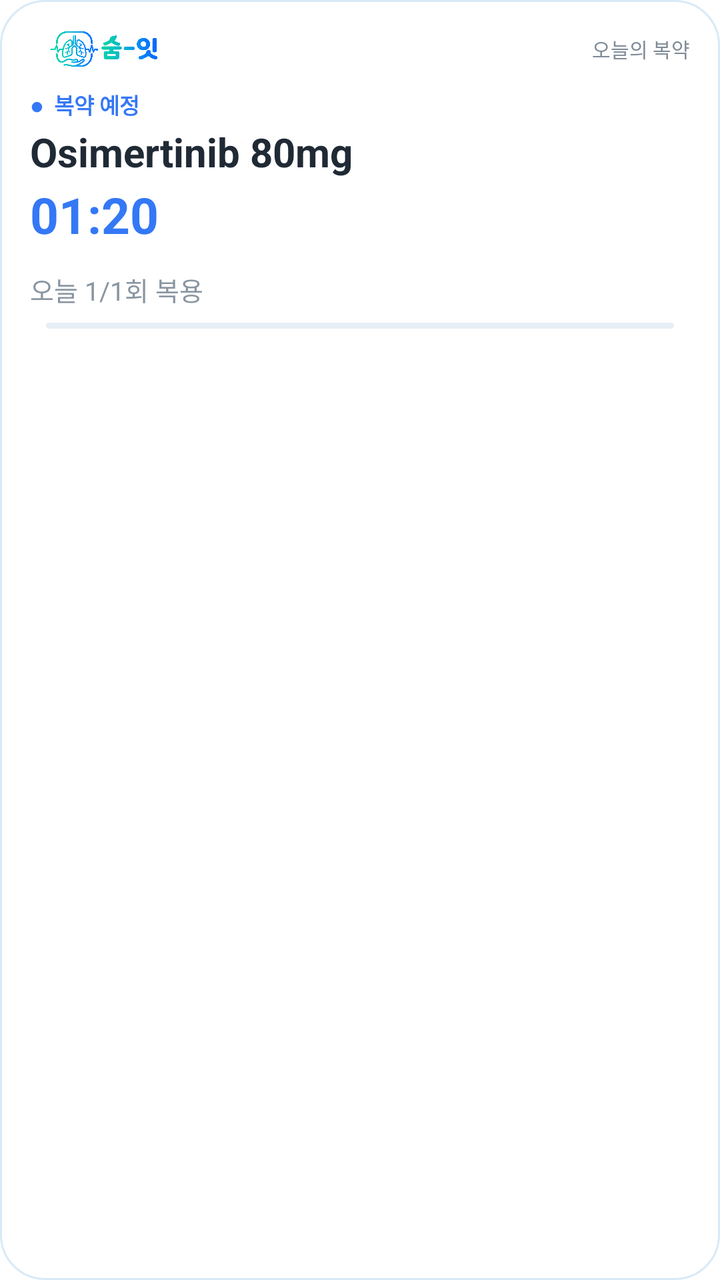
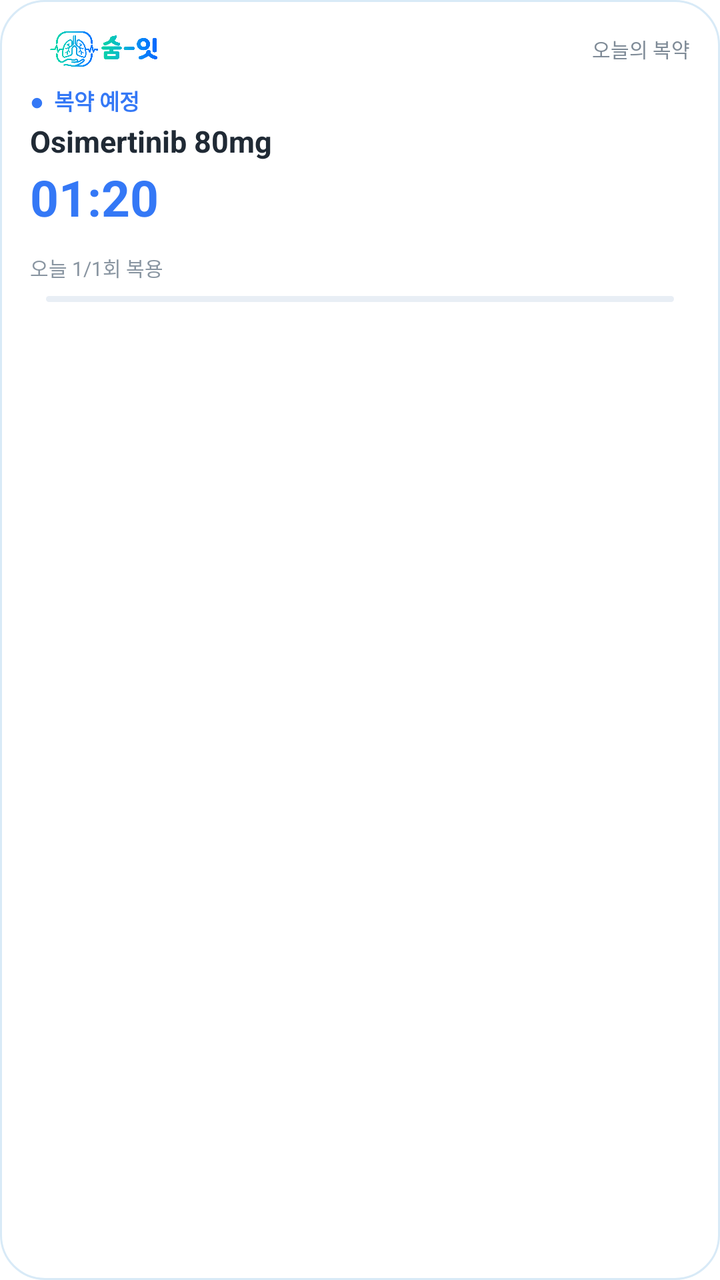

Compare the two renders of this Android layout. The source of the first and the diff that turns it into the second are given below.
<!-- AndroidManifest.xml: fallback theme Theme.MaterialComponents.DayNight.NoActionBar -->
<!-- res/layout/medication_widget.xml -->
<?xml version="1.0" encoding="utf-8"?>
<LinearLayout
    xmlns:android="http://schemas.android.com/apk/res/android"
    android:id="@+id/widgetRoot"
    android:layout_width="match_parent"
    android:layout_height="match_parent"
    android:orientation="vertical"
    android:paddingStart="15dp"
    android:paddingTop="12dp"
    android:paddingEnd="15dp"
    android:paddingBottom="10dp"
    android:background="@drawable/medication_widget_background">

    
    <LinearLayout
        android:layout_width="match_parent"
        android:layout_height="wrap_content"
        android:orientation="horizontal"
        android:gravity="center_vertical">

        <ImageView
            android:layout_width="78dp"
            android:layout_height="25dp"
            android:scaleType="fitStart"
            android:src="@drawable/soomit_widget_logo"
            android:contentDescription="숨-잇 로고" />

        <TextView
            android:layout_width="0dp"
            android:layout_height="1dp"
            android:layout_weight="1"
            android:text="" />

        <TextView
            android:layout_width="wrap_content"
            android:layout_height="wrap_content"
            android:text="오늘의 복약"
            android:textColor="#7F8B97"
            android:textSize="10sp" />

    </LinearLayout>

    
    <TextView
        android:id="@+id/widgetStatus"
        android:layout_width="wrap_content"
        android:layout_height="wrap_content"
        android:layout_marginTop="7dp"
        android:text="●  복약 예정"
        android:textColor="#3478F6"
        android:textSize="11sp"
        android:textStyle="bold" />

    
    <TextView
        android:id="@+id/widgetMedicationName"
        android:layout_width="match_parent"
        android:layout_height="wrap_content"
        android:layout_marginTop="2dp"
        android:ellipsize="end"
        android:maxLines="1"
        android:text="Osimertinib 80mg"
        android:textColor="#202A35"
        android:textSize="20sp"
        android:textStyle="bold" />

    
    <TextView
        android:id="@+id/widgetMedicationTime"
        android:layout_width="wrap_content"
        android:layout_height="wrap_content"
        android:layout_marginTop="1dp"
        android:text="01:20"
        android:textColor="#3478F6"
        android:textSize="25sp"
        android:textStyle="bold" />

    
    <TextView
        android:id="@+id/widgetMessage"
        android:layout_width="match_parent"
        android:layout_height="wrap_content"
        android:layout_marginTop="2dp"
        android:ellipsize="end"
        android:maxLines="1"
        android:text="01:20 일정 복용을 완료했어요"
        android:textColor="#5F6C79"
        android:textSize="16sp"
        android:visibility="gone" />

    
    <TextView
        android:layout_width="1dp"
        android:layout_height="10dp"
        android:text="" />

    
    <TextView
        android:id="@+id/widgetProgress"
        android:layout_width="match_parent"
        android:layout_height="wrap_content"
        android:layout_marginTop="1dp"
        android:text="오늘 1/1회 복용"
        android:textColor="#8995A1"
        android:textSize="13sp" />

    
    <TextView
        android:id="@+id/widgetProgressPercent"
        android:layout_width="1dp"
        android:layout_height="1dp"
        android:text=""
        android:visibility="gone" />

    
    <ProgressBar
        android:id="@+id/widgetProgressBar"
        style="@android:style/Widget.ProgressBar.Horizontal"
        android:layout_width="match_parent"
        android:layout_height="3dp"
        android:layout_marginStart="8dp"
        android:layout_marginTop="7dp"
        android:layout_marginEnd="8dp"
        android:max="100"
        android:progress="0"
        android:indeterminate="false"
        android:progressTint="#3478F6"
        android:progressBackgroundTint="#E8EEF5" />
</LinearLayout>
<!-- resources referenced by this layout -->
<resources>
  <!-- drawable medication_widget_background (drawable) -->
  <?xml version="1.0" encoding="utf-8"?>
  <shape
      xmlns:android="http://schemas.android.com/apk/res/android"
      android:shape="rectangle">
  
      <solid
          android:color="#FFFFFF" />
  
      <corners
          android:radius="22dp" />
  
      <stroke
          android:width="1dp"
          android:color="#D8EAF7" />
  
  </shape>
  <!-- drawable soomit_widget_logo: png bitmap (drawable, 408188 bytes) -->
</resources>

<!-- the commit's change to res/layout/medication_widget.xml (unified diff, before → after) -->
@@ -45,7 +45,7 @@
         android:id="@+id/widgetStatus"
         android:layout_width="wrap_content"
         android:layout_height="wrap_content"
-        android:layout_marginTop="7dp"
+        android:layout_marginTop="5dp"
         android:text="●  복약 예정"
         android:textColor="#3478F6"
         android:textSize="11sp"
@@ -61,7 +61,7 @@
         android:maxLines="1"
         android:text="Osimertinib 80mg"
         android:textColor="#202A35"
-        android:textSize="20sp"
+        android:textSize="15sp"
         android:textStyle="bold" />
 
     
@@ -85,7 +85,7 @@
         android:maxLines="1"
         android:text="01:20 일정 복용을 완료했어요"
         android:textColor="#5F6C79"
-        android:textSize="16sp"
+        android:textSize="10sp"
         android:visibility="gone" />
 
     
@@ -102,7 +102,7 @@
         android:layout_marginTop="1dp"
         android:text="오늘 1/1회 복용"
         android:textColor="#8995A1"
-        android:textSize="13sp" />
+        android:textSize="10sp" />
 
     
     <TextView
